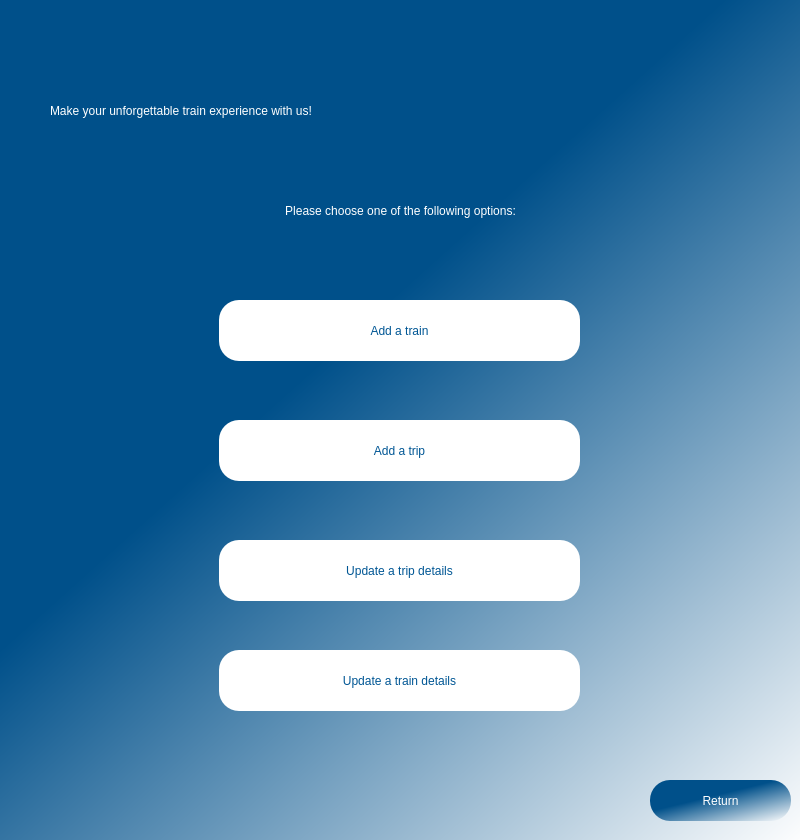
This is ui/adminOptions.ui in kareemsakkary/TrainBookingSystem as Qt 5 draws it before an edit. The edited form follows.
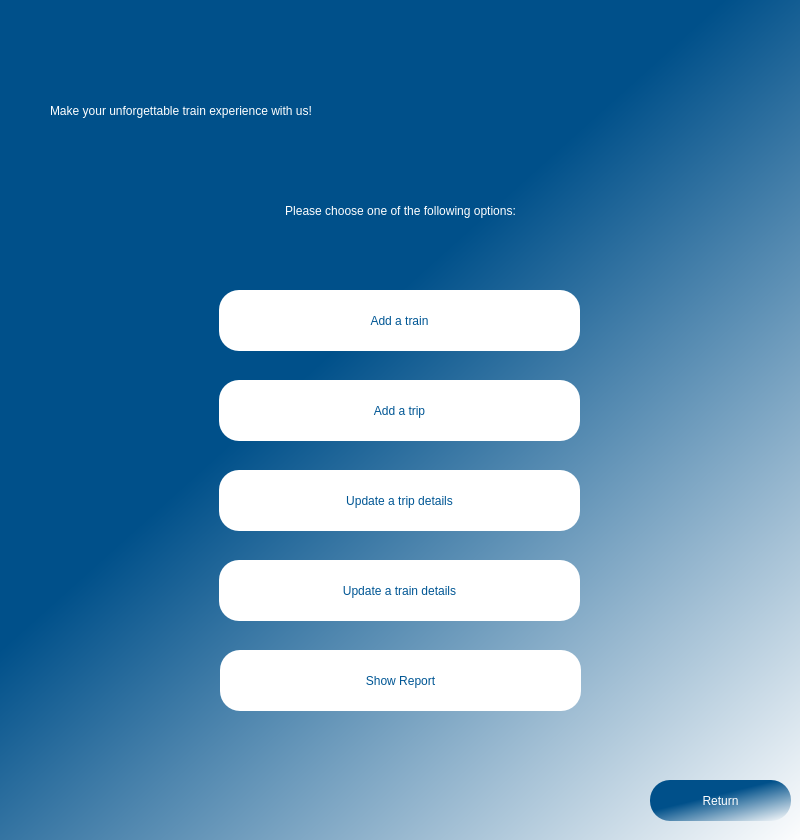
This is the edited form.

```diff
--- a/ui/adminOptions.ui
+++ b/ui/adminOptions.ui
@@ -50,7 +50,7 @@
     <property name="geometry">
      <rect>
       <x>219</x>
-      <y>300</y>
+      <y>290</y>
       <width>361</width>
       <height>61</height>
      </rect>
@@ -76,7 +76,7 @@
     <property name="geometry">
      <rect>
       <x>219</x>
-      <y>540</y>
+      <y>470</y>
       <width>361</width>
       <height>61</height>
      </rect>
@@ -102,7 +102,7 @@
     <property name="geometry">
      <rect>
       <x>219</x>
-      <y>420</y>
+      <y>380</y>
       <width>361</width>
       <height>61</height>
      </rect>
@@ -128,7 +128,7 @@
     <property name="geometry">
      <rect>
       <x>219</x>
-      <y>650</y>
+      <y>560</y>
       <width>361</width>
       <height>61</height>
      </rect>
@@ -176,6 +176,32 @@
      <string>Return</string>
     </property>
    </widget>
+   <widget class="QPushButton" name="showReportButton">
+    <property name="geometry">
+     <rect>
+      <x>220</x>
+      <y>650</y>
+      <width>361</width>
+      <height>61</height>
+     </rect>
+    </property>
+    <property name="styleSheet">
+     <string notr="true">QPushButton{
+border-radius: 20px;
+background-color: rgb(255, 255, 255);
+font: 63 12pt &quot;Sitka Small Semibold&quot;;
+color:rgb(0, 86, 148);
+}
+
+QPushButton:hover{
+	background-color: #00508a;
+	color:white;
+}</string>
+    </property>
+    <property name="text">
+     <string>Show Report</string>
+    </property>
+   </widget>
   </widget>
   <widget class="QLabel" name="optionmsg">
    <property name="geometry">
```
